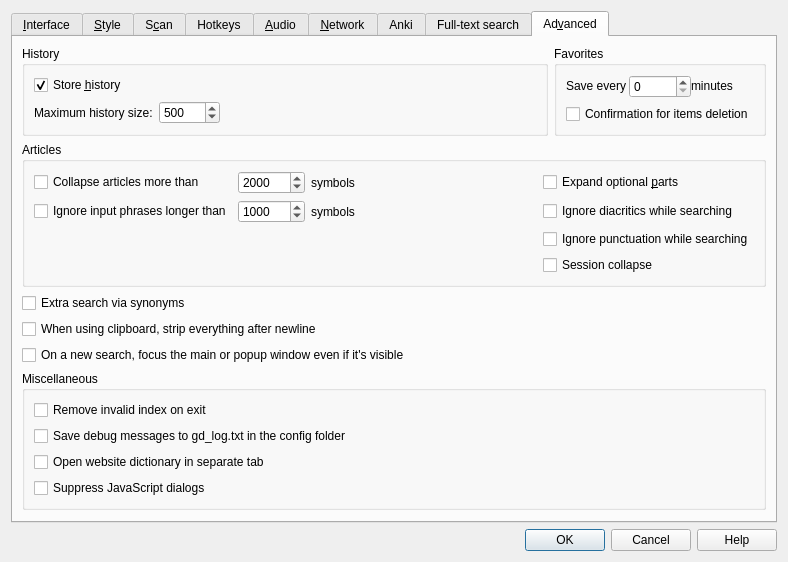
Old version of the form src/ui/preferences.ui in the repository xiaoyifang/goldendict-ng.
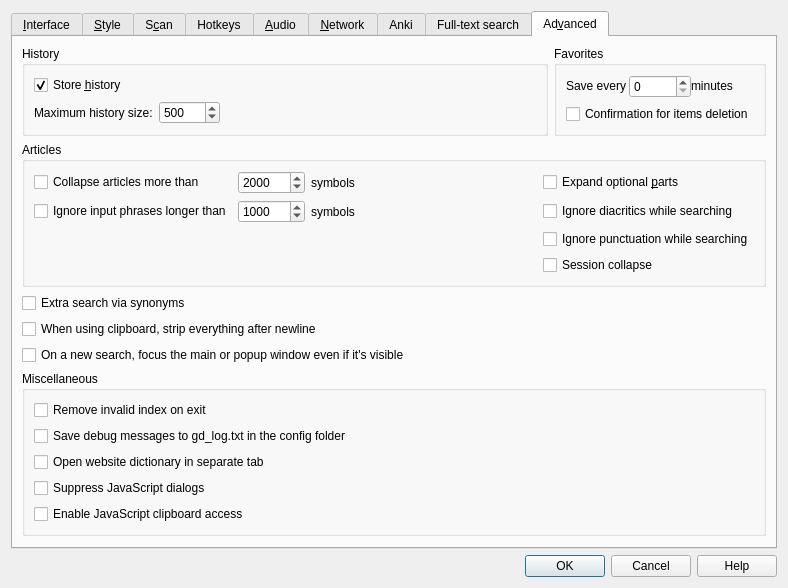
New version of the form. The open tabs and pages were chosen to show the change. Icons and pictures are not drawn.

Commit message:
feat: Add option to enable JavaScript clipboard access
This commit adds a new configuration option to enable JavaScript clipboard access in the article view. The option is disabled by default for security reasons.

Patch:
```diff
--- a/src/ui/preferences.ui
+++ b/src/ui/preferences.ui
@@ -1933,6 +1933,16 @@
             </property>
            </widget>
           </item>
+          <item>
+           <widget class="QCheckBox" name="enableJavaScriptClipboard">
+            <property name="toolTip">
+             <string>Allow JavaScript to access clipboard in the article view.</string>
+            </property>
+            <property name="text">
+             <string>Enable JavaScript clipboard access</string>
+            </property>
+           </widget>
+          </item>
          </layout>
         </widget>
        </item>
```
The commit also changes 4 other files.
